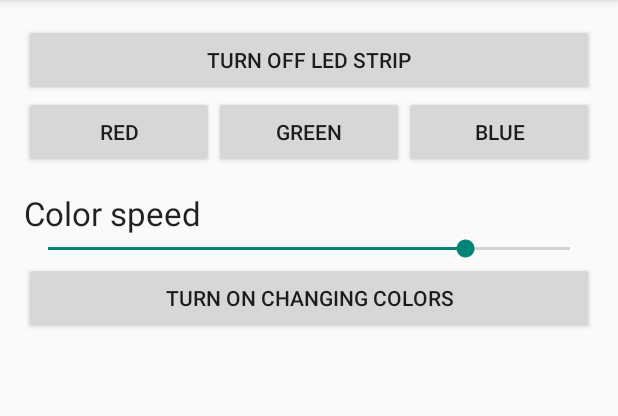
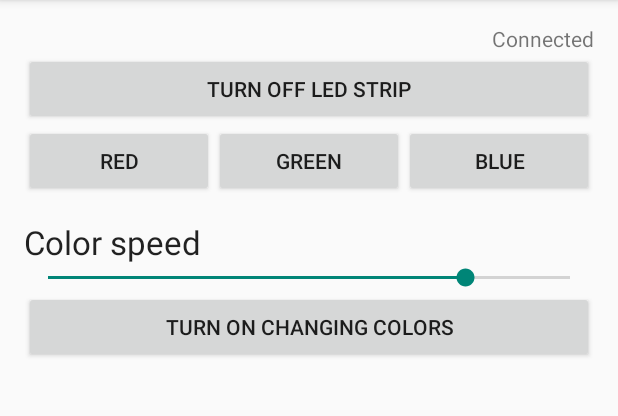
Before and after one commit to petrposvic/led-strip-controller, an Android app: the screen it shows after launch (MainActivity), on a phone screen of 412 x 824 dp, the part 84-500 px from its top. Run offline under Robolectric (Android 15) with nearby library versions, the phone set to English and light mode, and no system bars.

Commit message:
Show BT state.

```diff
--- a/Android/app/src/main/java/cz/posvic/ledstripcontroller/MainActivity.java
+++ b/Android/app/src/main/java/cz/posvic/ledstripcontroller/MainActivity.java
@@ -13,6 +13,7 @@ import android.view.MenuItem;
 import android.view.View;
 import android.widget.Button;
 import android.widget.SeekBar;
+import android.widget.TextView;
 import android.widget.Toast;
 
 import java.io.IOException;
@@ -38,10 +39,14 @@ public class MainActivity extends ActionBarActivity {
 	private StringBuilder sb = new StringBuilder();
 	private Handler mReceiveHandler;
 
+	private TextView tvState;
+
 	@Override
 	protected void onCreate(Bundle savedInstanceState) {
 		super.onCreate(savedInstanceState);
 		setContentView(R.layout.activity_main);
+
+		tvState = (TextView) findViewById(R.id.tvState);
 
 		final Button butTurnOffStrip = (Button) findViewById(R.id.butTurnOffStrip);
 		final Button butRed = (Button) findViewById(R.id.butRed);
@@ -183,11 +188,12 @@ public class MainActivity extends ActionBarActivity {
 		mBluetoothAdapter.cancelDiscovery();
 
 		// Establish the connection. This will block until it connects.
-		Log.d(TAG, "connecting...");
+		tvState.setText(R.string.bt_state_connecting);
 		try {
 			mBluetoothSocket.connect();
-			Log.d(TAG, "connection ok");
+			tvState.setText(R.string.bt_state_connected);
 		} catch (IOException e1) {
+			tvState.setText(R.string.bt_state_disconnected);
 			Log.e(TAG, e1.toString());
 			try {
 				mBluetoothSocket.close();
@@ -207,6 +213,7 @@ public class MainActivity extends ActionBarActivity {
 
 		// Close bluetooth socket
 		try {
+			tvState.setText(R.string.bt_state_disconnected);
 			mBluetoothSocket.close();
 		} catch (IOException e) {
 			Log.e(TAG, e.toString());
--- a/Android/app/src/main/res/layout/activity_main.xml
+++ b/Android/app/src/main/res/layout/activity_main.xml
@@ -9,6 +9,13 @@
 	android:paddingBottom="@dimen/activity_vertical_margin"
 	android:orientation="vertical"
 	tools:context=".MainActivity">
+
+	<TextView
+		android:id="@+id/tvState"
+		android:layout_width="match_parent"
+		android:layout_height="wrap_content"
+		android:gravity="right"
+		android:text="@string/bt_state_disconnected" />
 
 	<Button
 		android:id="@+id/butTurnOffStrip"
--- a/Android/app/src/main/res/values/strings.xml
+++ b/Android/app/src/main/res/values/strings.xml
@@ -4,4 +4,8 @@
 	<string name="app_name">LED Strip Controller</string>
 	<string name="action_info">Info</string>
 
+	<string name="bt_state_connecting">Connecting…</string>
+	<string name="bt_state_connected">Connected</string>
+	<string name="bt_state_disconnected">Disconnected</string>
+
 </resources>
```
